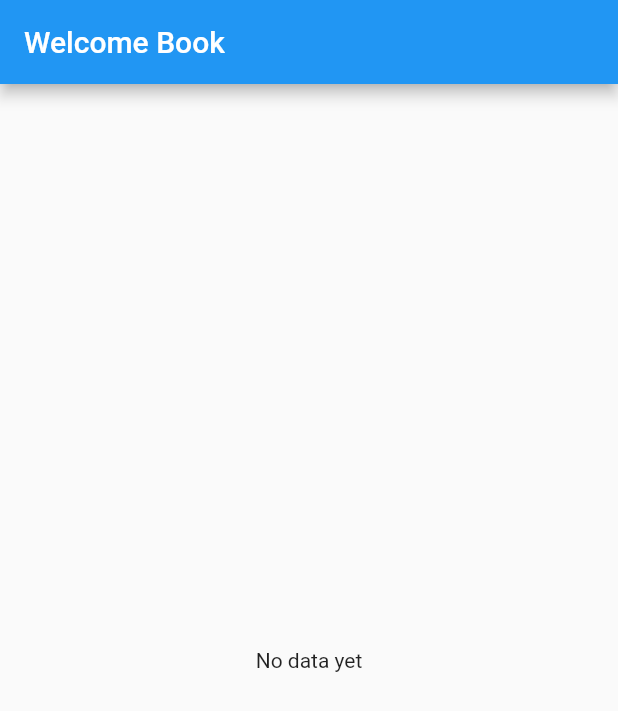
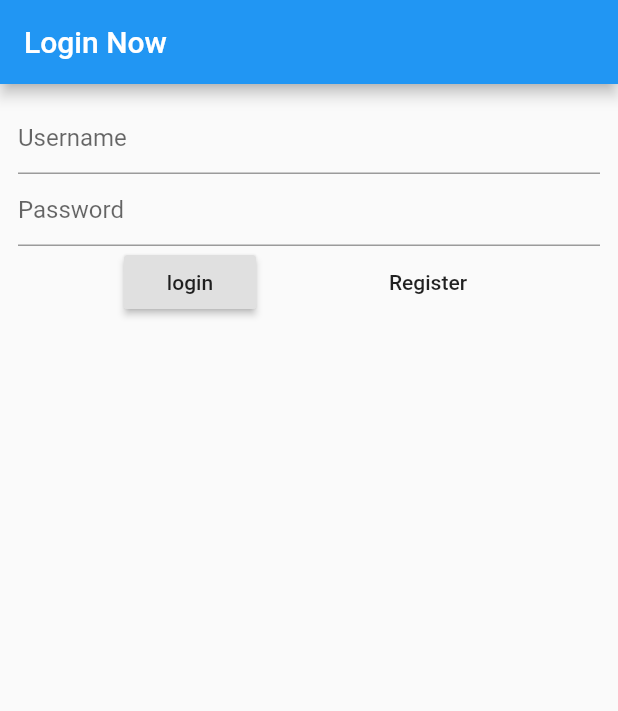
Before and after one commit to RegisSalesRA/django_flutter_e-commerce-books, a Flutter app: the screen it shows after launch, on a phone screen of 412 x 824 dp. Shown: the top 711 px of the screen. Run offline on Flutter 3.47's test engine with Material 2 defaults, Android fonts, the phone set to English and light mode, and no system bars; our stand-ins replace localstorage; statements that could not run were skipped.

Commit message:
register implemented flutter

```diff
--- a/client/lib/main.dart
+++ b/client/lib/main.dart
@@ -1,8 +1,12 @@
+import 'package:client/screens/favorite_screen.dart';
 import 'package:client/screens/home_screen.dart';
+import 'package:client/screens/login_screen.dart';
+import 'package:client/screens/register_screen.dart';
 import 'package:client/state/book_state.dart';
+import 'package:client/state/user_state.dart';
 import 'package:flutter/material.dart';
+import 'package:localstorage/localstorage.dart';
 import 'package:provider/provider.dart';
-
 import 'screens/book_detail.dart';
 
 void main() {
@@ -12,14 +16,36 @@ void main() {
 class MyApp extends StatelessWidget {
   @override
   Widget build(BuildContext context) {
+    LocalStorage storage = new LocalStorage('usertoken');
     return MultiProvider(
-      providers: [ChangeNotifierProvider(create: (ctx) => BookState())],
+      providers: [
+        ChangeNotifierProvider(create: (ctx) => BookState()),
+        ChangeNotifierProvider(create: (ctx) => UserState())
+      ],
       child: MaterialApp(
           debugShowCheckedModeBanner: false,
-          home: HomeScreen(),
+          home: FutureBuilder(
+            future: storage.ready,
+            builder: (BuildContext context, AsyncSnapshot snapshot) {
+              if (snapshot.data == null) {
+                return Scaffold(
+                  body: Center(
+                    child: CircularProgressIndicator(),
+                  ),
+                );
+              }
+              if (storage.getItem('token') == null) {
+                return LoginScreen();
+              }
+              return HomeScreen();
+            },
+          ),
           routes: {
             HomeScreen.routeName: (ctx) => HomeScreen(),
             BookDetails.routeName: (ctx) => BookDetails(),
+            FavoriteScreen.routeName: (ctx) => FavoriteScreen(),
+            LoginScreen.routeName: (ctx) => LoginScreen(),
+            RegisterScreen.routeName: (ctx) => RegisterScreen(),
           }),
     );
   }
--- a/client/lib/screens/home_screen.dart
+++ b/client/lib/screens/home_screen.dart
@@ -1,4 +1,5 @@
 import 'package:client/state/book_state.dart';
+import 'package:client/widgets/add_drower.dart';
 import 'package:client/widgets/singleBook.dart';
 import 'package:flutter/material.dart';
 import 'package:provider/provider.dart';
@@ -37,12 +38,13 @@ class _HomeScreenState extends State<HomeScreen> {
       );
     else
       return Scaffold(
+        drawer: AppDrown(),
         appBar: AppBar(
           title: Text("Welcome Book"),
         ),
         body: GridView.builder(
           gridDelegate: SliverGridDelegateWithFixedCrossAxisCount(
-            childAspectRatio: 3 / 2,
+            childAspectRatio: 3 / 3,
             crossAxisCount: 2,
             crossAxisSpacing: 10,
             mainAxisSpacing: 10,
--- a/client/lib/screens/login_screen.dart
+++ b/client/lib/screens/login_screen.dart
@@ -0,0 +1,116 @@
+import 'package:client/screens/home_screen.dart';
+import 'package:client/screens/register_screen.dart';
+import 'package:client/state/user_state.dart';
+import 'package:flutter/material.dart';
+import 'package:provider/provider.dart';
+
+class LoginScreen extends StatefulWidget {
+  static const routeName = '/login-screen';
+  @override
+  _LoginScreenState createState() => _LoginScreenState();
+}
+
+class _LoginScreenState extends State<LoginScreen> {
+  String _username = '';
+  String _password = '';
+  final _form = GlobalKey<FormState>();
+
+  void _loginNew() async {
+    var isvalid = _form.currentState.validate();
+    if (!isvalid) {
+      return;
+    }
+    _form.currentState.save();
+    bool istoken = await Provider.of<UserState>(
+      context,
+      listen: false,
+    ).loginNow(_username, _password);
+    if (istoken) {
+      Navigator.of(context).pushReplacementNamed(HomeScreen.routeName);
+    } else {
+      showDialog(
+          context: context,
+          builder: (context) {
+            return AlertDialog(
+              title: Text("Algo errado"),
+              actions: [
+                RaisedButton(
+                  onPressed: () {
+                    Navigator.of(context).pop();
+                  },
+                  child: Text("OK"),
+                )
+              ],
+            );
+          });
+    }
+  }
+
+  @override
+  Widget build(BuildContext context) {
+    return Scaffold(
+      appBar: AppBar(
+        title: Text("Login Now"),
+      ),
+      body: Padding(
+        padding: EdgeInsets.all(12),
+        child: SingleChildScrollView(
+          child: Form(
+            key: _form,
+            child: Column(
+              children: [
+                TextFormField(
+                  validator: (v) {
+                    if (v.isEmpty) {
+                      return "Enter your username";
+                    }
+                    return null;
+                  },
+                  decoration: InputDecoration(
+                    hintText: "Username",
+                  ),
+                  onSaved: (v) {
+                    _username = v;
+                  },
+                ),
+                TextFormField(
+                  validator: (v) {
+                    if (v.isEmpty) {
+                      return "Enter your password";
+                    }
+                    return null;
+                  },
+                  decoration: InputDecoration(
+                    hintText: "Password",
+                  ),
+                  onSaved: (v) {
+                    _password = v;
+                  },
+                  obscureText: true,
+                ),
+                Row(
+                  mainAxisAlignment: MainAxisAlignment.spaceEvenly,
+                  children: [
+                    RaisedButton(
+                      onPressed: () {
+                        _loginNew();
+                      },
+                      child: Text("login"),
+                    ),
+                    FlatButton(
+                      onPressed: () {
+                        Navigator.of(context)
+                            .pushReplacementNamed(RegisterScreen.routeName);
+                      },
+                      child: Text("Register"),
+                    )
+                  ],
+                )
+              ],
+            ),
+          ),
+        ),
+      ),
+    );
+  }
+}
--- a/client/pubspec.yaml
+++ b/client/pubspec.yaml
@@ -30,6 +30,7 @@ dependencies:
   cupertino_icons: ^1.0.0
   provider: ^4.3.3
   http: ^0.12.2
+  localstorage: ^3.0.6+9
 
 dev_dependencies:
   flutter_test:
```
Also changed, not shown: client/lib/screens/favorite_screen.dart (+34 -0 lines), client/lib/screens/register_screen.dart (+142 -0 lines), client/lib/state/book_state.dart (+11 -3 lines), client/pubspec.lock, 4 other files.
